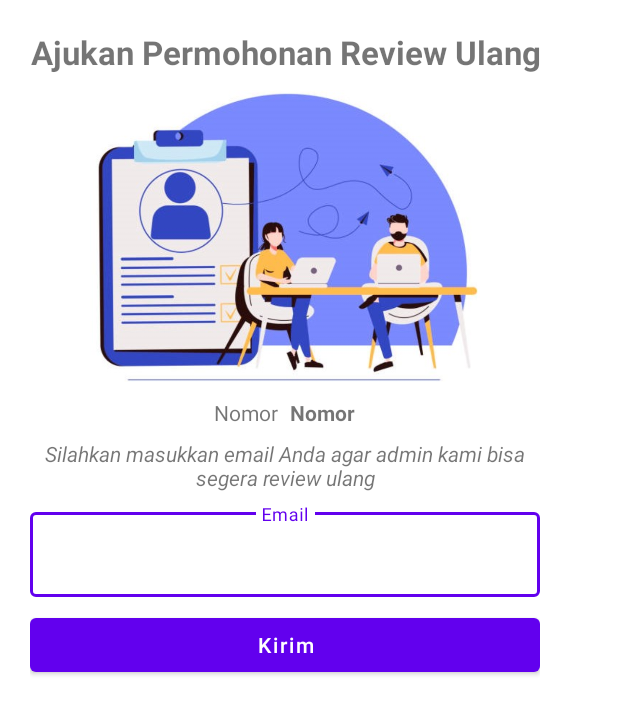
After one commit to jokohan/indikascam-project, an Android app: the layout dialog_review_ulang.xml on its own in the app's theme, with its tools: preview values and no code run, on a phone screen of 412 x 824 dp. The commit adds this screen. Shown: the top 714 px of the screen. Run offline under Robolectric (Android 15) with nearby library versions, the phone set to English and light mode, and no system bars; network calls fail; Roboto replaces fonts that are not available here.

Commit message:
implementasi dialog reviewUlang

```diff
--- /dev/null
+++ b/app/src/main/res/layout/dialog_review_ulang.xml
@@ -0,0 +1,76 @@
+<?xml version="1.0" encoding="utf-8"?>
+<LinearLayout xmlns:android="http://schemas.android.com/apk/res/android"
+    android:layout_width="wrap_content"
+    android:layout_height="wrap_content"
+    android:orientation="vertical"
+    android:gravity="center"
+    android:padding="20dp">
+
+    <TextView
+        android:layout_width="wrap_content"
+        android:layout_height="wrap_content"
+        android:text="@string/ajukan_permohonan_review_ulang"
+        android:textStyle="bold"
+        android:textSize="22sp"
+        android:gravity="center"/>
+
+    <ImageView
+        android:layout_width="260dp"
+        android:layout_height="200dp"
+        android:src="@drawable/review"
+        android:contentDescription="@string/review_ulang"
+        android:layout_marginTop="8dp"/>
+
+    <LinearLayout
+        android:layout_width="match_parent"
+        android:layout_height="wrap_content"
+        android:orientation="horizontal"
+        android:gravity="center"
+        android:layout_marginVertical="8dp">
+        <TextView
+            android:id="@+id/dialogReviewUlang_tv_nomorCaption"
+            android:layout_width="wrap_content"
+            android:layout_height="wrap_content"
+            android:text="@string/nomor"/>
+
+        <TextView
+            android:id="@+id/dialogReviewUlang_tv_nomor"
+            android:layout_width="wrap_content"
+            android:layout_height="wrap_content"
+            android:text="@string/nomor"
+            android:layout_marginStart="8dp"
+            android:textStyle="bold"/>
+    </LinearLayout>
+
+   <TextView
+       android:layout_width="match_parent"
+       android:layout_height="wrap_content"
+       android:text="@string/silahkan_masukkan_email_anda_agar_admin_kami_bisa_segera_review_ulang"
+       android:gravity="center"
+       android:textStyle="italic"/>
+
+    <com.google.android.material.textfield.TextInputLayout
+        android:id="@+id/laporFragment_Til_namaPelaku"
+        style="@style/Widget.MaterialComponents.TextInputLayout.OutlinedBox"
+        android:layout_width="match_parent"
+        android:layout_height="wrap_content"
+        android:layout_marginTop="8dp">
+
+        <com.google.android.material.textfield.TextInputEditText
+            android:id="@+id/dialogReviewUlang_et_email"
+            android:layout_width="match_parent"
+            android:layout_height="wrap_content"
+            android:inputType="textEmailAddress"
+            android:hint="@string/email"
+            android:gravity="center_horizontal"/>
+
+    </com.google.android.material.textfield.TextInputLayout>
+
+    <Button
+        android:layout_width="match_parent"
+        android:layout_height="wrap_content"
+        android:text="@string/kirim"
+        android:textAllCaps="false"
+        android:layout_marginTop="8dp"/>
+
+</LinearLayout>
--- a/app/src/main/res/values/strings.xml
+++ b/app/src/main/res/values/strings.xml
@@ -64,5 +64,16 @@
     <string name="proteksi_sedang">Indikascam akan melakukan blokir otomatis untuk semua nomor telepon yang sudah pernah dilaporkan atas <b><i>kasus penipuan</i></b> oleh pengguna lain</string>
     <string name="proteksi_rendah">Indikascam tidak akan melakukan blokir otomatis terhadap nomor telepon apapun</string>
     <string name="gangguan">Gangguan</string>
+    <string name="request_review_kembali">Request review kembali</string>
+    <string name="nomor">Nomor</string>
+    <string name="nomor_tidak_ditemukan">Nomor tidak ditemukan</string>
+    <string name="blokir">Blokir</string>
+    <string name="lapor">Lapor</string>
+    <string name="riwayat_laporan">Riwayat Laporan</string>
+    <string name="ajukan_permohonan_review_ulang">Ajukan Permohonan Review Ulang</string>
+    <string name="review_ulang">Review Ulang</string>
+    <string name="silahkan_masukkan_email_anda">Silahkan masukkan email Anda</string>
+    <string name="kirim">Kirim</string>
+    <string name="silahkan_masukkan_email_anda_agar_admin_kami_bisa_segera_review_ulang">Silahkan masukkan email Anda agar admin kami bisa segera review ulang</string>
 
 </resources>
```
Also changed, not shown: app/src/main/java/com/example/indikascam/HasilPencarianFragment.kt (+38 -12 lines), app/src/main/java/com/example/indikascam/LaporFragment.kt (+90 -72 lines), app/src/main/java/com/example/indikascam/dialog/ReviewUlangDialog.kt (added, +26 -0 lines), app/src/main/java/com/example/indikascam/dialog/StatisticsDialog.kt (+5 -5 lines), app/src/main/res/layout/fragment_hasil_pencarian.xml (+10 -8 lines), app/src/main/res/layout/fragment_lapor.xml (+5 -10 lines), app/src/main/res/navigation/my_nav.xml (+8 -1 lines), app/src/main/res/drawable/review.jpg (added).
